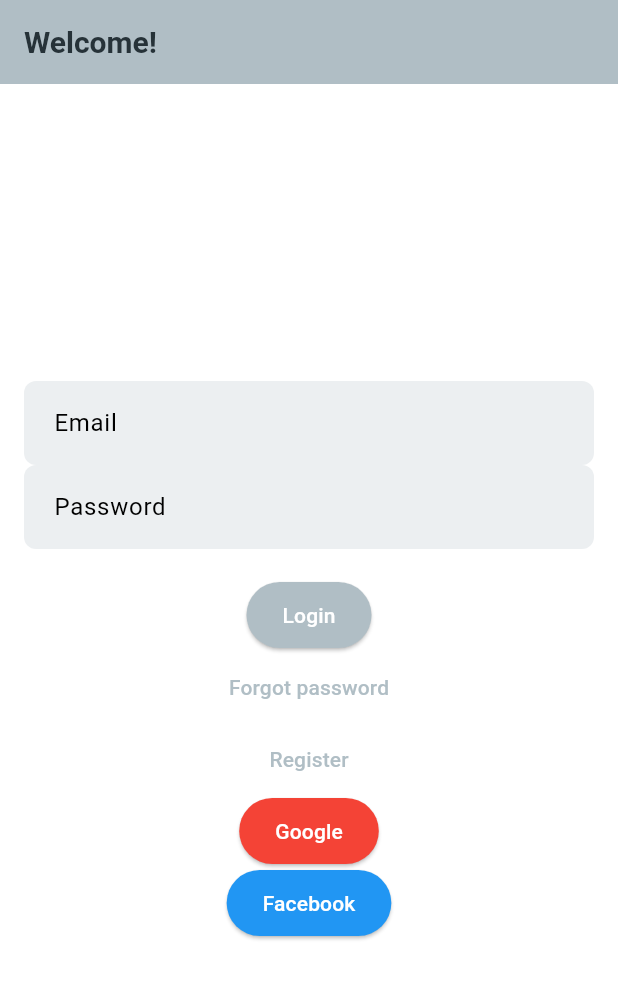
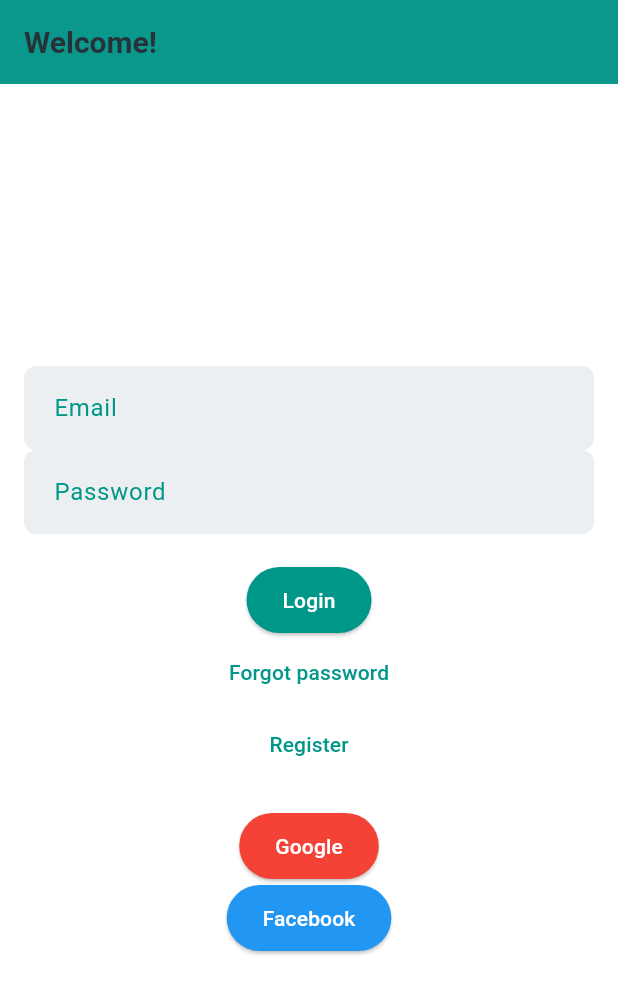
Before and after one commit to DreamTD46/ProjectAppBefore, a Flutter app: the screen it shows after launch, after a tap on the "logout" icon, on a phone screen of 412 x 824 dp. Shown: the top 994 px of the screen. Run offline on Flutter 3.47's test engine with Material 3 defaults, Android fonts, the phone set to English and light mode, and no system bars; our stand-ins replace fluttertoast, local_auth, shared_preferences; missing offline and left inert: ProjectAppBefore; accounts and stored records are empty; network calls fail.

Commit message:
Update login_screen.dart

```diff
--- a/flutter_application_1/lib/screens/login_screen.dart
+++ b/flutter_application_1/lib/screens/login_screen.dart
@@ -10,7 +10,10 @@ class LoginScreen extends StatelessWidget {
   Widget build(BuildContext context) {
     final authService = Provider.of<MockAuthService>(context);
     return Scaffold(
-      appBar: AppBar(title: Text('Welcome!')),
+      appBar: AppBar(
+        title: Text('Welcome!'),
+        backgroundColor: Colors.teal, // ใช้สีหลัก
+      ),
       body: Padding(
         padding: EdgeInsets.all(16.0),
         child: Column(
@@ -18,11 +21,23 @@ class LoginScreen extends StatelessWidget {
           children: [
             TextField(
               controller: emailController,
-              decoration: InputDecoration(labelText: 'Email'),
+              decoration: InputDecoration(
+                labelText: 'Email',
+                labelStyle: TextStyle(color: Colors.teal), // สีของป้ายชื่อ
+                focusedBorder: UnderlineInputBorder(
+                  borderSide: BorderSide(color: Colors.teal), // สีขอบขณะเลือก
+                ),
+              ),
             ),
             TextField(
               controller: passwordController,
-              decoration: InputDecoration(labelText: 'Password'),
+              decoration: InputDecoration(
+                labelText: 'Password',
+                labelStyle: TextStyle(color: Colors.teal), // สีของป้ายชื่อ
+                focusedBorder: UnderlineInputBorder(
+                  borderSide: BorderSide(color: Colors.teal), // สีขอบขณะเลือก
+                ),
+              ),
               obscureText: true,
             ),
             SizedBox(height: 20),
@@ -41,26 +56,38 @@ class LoginScreen extends StatelessWidget {
                 }
               },
               child: Text('Login'),
+              style: ElevatedButton.styleFrom(
+                foregroundColor: Colors.white, backgroundColor: Colors.teal, // สีของข้อความ
+              ),
             ),
             TextButton(
               onPressed: () {
                 Navigator.pushNamed(context, '/pin');
               },
               child: Text('Forgot password'),
+              style: TextButton.styleFrom(
+                foregroundColor: Colors.teal, // สีของข้อความปุ่ม
+              ),
             ),
             TextButton(
               onPressed: () {
                 Navigator.pushNamed(context, '/Register');
               },
               child: Text('Register'),
+              style: TextButton.styleFrom(
+                foregroundColor: Colors.teal, // สีของข้อความปุ่ม
+              ),
             ),
+            SizedBox(height: 20),
             ElevatedButton(
               onPressed: () async {
                 await authService.signInWithGoogle();
                 Navigator.pushReplacementNamed(context, '/Googlelogin');
               },
               child: Text('Google'),
-              style: ElevatedButton.styleFrom(backgroundColor: Colors.red),
+              style: ElevatedButton.styleFrom(
+                foregroundColor: Colors.white, backgroundColor: Colors.red, // สีของข้อความ
+              ),
             ),
             ElevatedButton(
               onPressed: () async {
@@ -68,7 +95,9 @@ class LoginScreen extends StatelessWidget {
                 Navigator.pushReplacementNamed(context, '/FacebookLogin');
               },
               child: Text('Facebook'),
-              style: ElevatedButton.styleFrom(backgroundColor: Colors.blue),
+              style: ElevatedButton.styleFrom(
+                foregroundColor: Colors.white, backgroundColor: Colors.blue, // สีของข้อความ
+              ),
             ),
           ],
         ),
```
